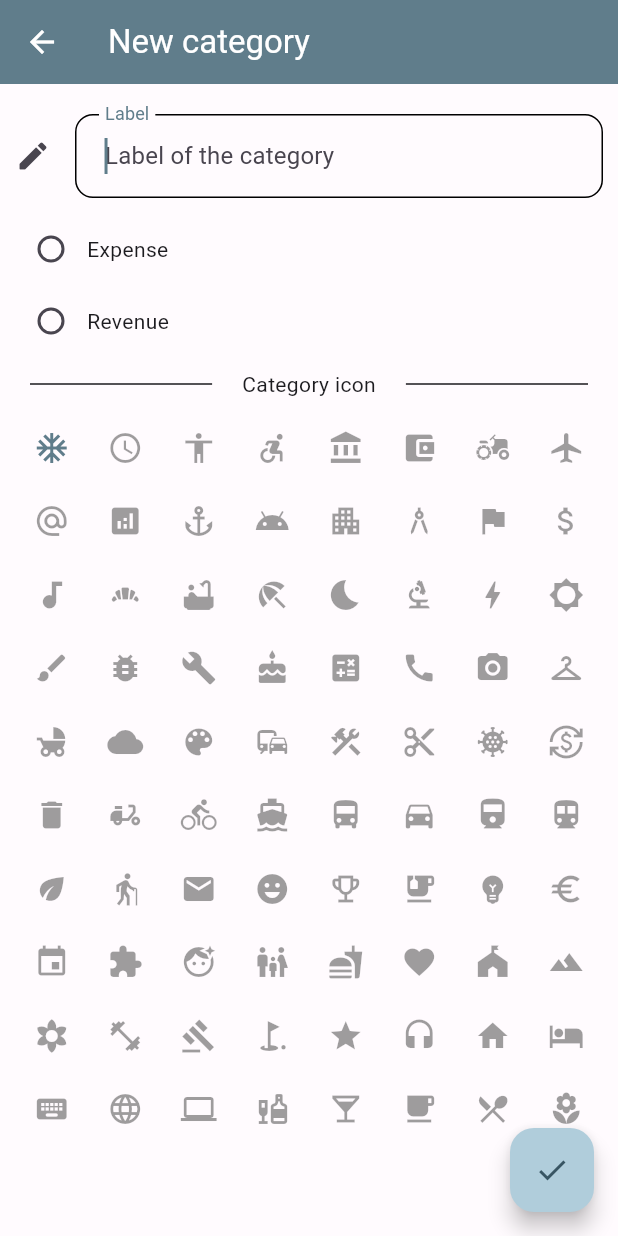
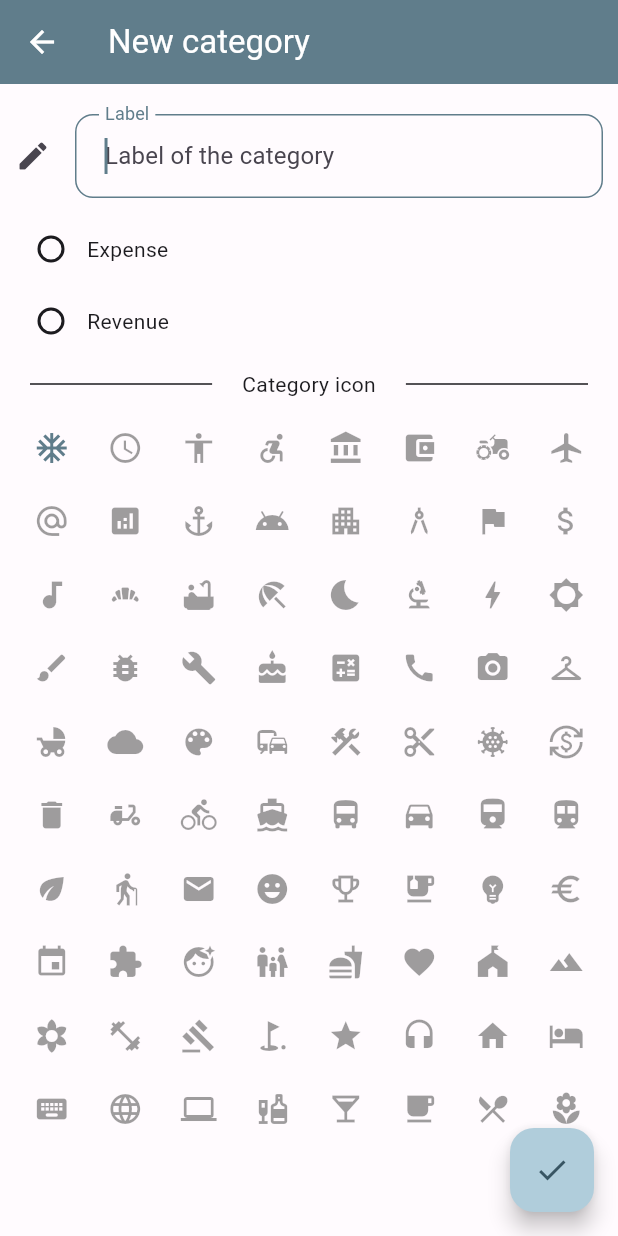
Before and after one commit to fabianoww/noya, a Flutter app: the CategoryForm screen opened directly with sample values from the repository, on a phone screen of 412 x 824 dp. Run offline on Flutter 3.47's test engine with Material 3 defaults, Android fonts, the light colour scheme and no system bars; our stand-ins replace currency_text_input_formatter, flutter_spinkit, share_plus, sqflite; missing offline and left inert: file_selector, sqflite_migration; accounts and stored records are empty; project files that could hold a hidden picture were left out.

Commit message:
Ajustando tema

```diff
--- a/lib/activities/category_form.dart
+++ b/lib/activities/category_form.dart
@@ -101,7 +101,10 @@ class _CategoryFormState extends State<CategoryForm> {
                   HorizontalDivider(AppLocalizations.of(context)!.category_icon_label),
                   Expanded(
                       child: GridView.count(
-                          crossAxisCount: MediaQuery.of(context).size.width ~/ 50, children: this.iconList)),
+                          crossAxisCount: MediaQuery.of(context).size.width ~/ 50,
+                          children: this.iconList
+                      )
+                  ),
                   Container(height: 50)
                 ],
               ),
--- a/lib/components/category_icon.dart
+++ b/lib/components/category_icon.dart
@@ -31,7 +31,7 @@ class _CategoryIconState extends State<CategoryIcon> {
           return IconButton(
               icon: Icon(this._icon),
               color: this._icon == icon
-                  ? Theme.of(context).primaryColor
+                  ? Theme.of(context).colorScheme.tertiary
                   : Theme.of(context).disabledColor,
               onPressed: this._onPressed);
         });
--- a/lib/theme/app_theme.dart
+++ b/lib/theme/app_theme.dart
@@ -52,10 +52,10 @@ class AppTheme {
       onSecondary: Color(0xFF000000),
       secondaryContainer: Color(0xFFffff89),
       onSecondaryContainer: Color(0xFFa5b411),
-      tertiary: Color(0xFFcddc39),
-      onTertiary: Color(0xFF000000),
-      tertiaryContainer: Color(0xFFffff89),
-      onTertiaryContainer: Color(0xFFa5b411),
+      tertiary: Color(0xFF607d8b),
+      onTertiary: Color(0xFFFFFFFF),
+      tertiaryContainer: Color(0xFFb0cddb),
+      onTertiaryContainer: Color(0xFF385563),
       error: Color(0xFFBA1A1A),
       onError: Color(0xFFFFFFFF),
       errorContainer: Color(0xFFFFDAD6),
@@ -196,7 +196,8 @@ class AppTheme {
     textButtonTheme: textButtonTheme(colorScheme),
     outlinedButtonTheme: outlinedButtonTheme(colorScheme),
     iconButtonTheme: iconButtonTheme(colorScheme),
-    inputDecorationTheme: _inputDecorationTheme,
+    inputDecorationTheme: inputDecorationTheme(colorScheme),
+    textSelectionTheme: textSelectionTheme(colorScheme),
     cardTheme: _cardTheme,
     chipTheme: _chipTheme,
     progressIndicatorTheme: _progressIndicatorTheme,
@@ -204,11 +205,12 @@ class AppTheme {
     bottomNavigationBarTheme: _bottomNavigationBarTheme,
     tabBarTheme: _tabBarTheme,
     switchTheme: switchTheme(colorScheme),
-    checkboxTheme: _checkboxTheme,
-    radioTheme: _radioTheme,
+    checkboxTheme: checkboxTheme(colorScheme),
+    radioTheme: radioTheme(colorScheme),
     sliderTheme: _sliderTheme,
     scaffoldBackgroundColor: colorScheme.surface,
     canvasColor: colorScheme.surface,
+    datePickerTheme: datePickerTheme(colorScheme)
   );
 
   // ═══════════════════════════════════════════════════════════════════════════════
@@ -494,9 +496,8 @@ class AppTheme {
     ),
   );
 
-
   /// Input decoration theme
-  static final InputDecorationTheme _inputDecorationTheme = InputDecorationTheme(
+  static InputDecorationTheme inputDecorationTheme(ColorScheme colorScheme) => InputDecorationTheme(
     contentPadding: EdgeInsets.symmetric(
       horizontal: AppConstants.spacingMD,
       vertical: AppConstants.spacingMD,
@@ -506,13 +507,31 @@ class AppTheme {
     ),
     enabledBorder: OutlineInputBorder(
       borderRadius: BorderRadius.circular(AppConstants.radiusMD),
+      borderSide: BorderSide(color: colorScheme.onSurface),
     ),
     focusedBorder: OutlineInputBorder(
       borderRadius: BorderRadius.circular(AppConstants.radiusMD),
+      borderSide: BorderSide(color: colorScheme.tertiary),
     ),
     errorBorder: OutlineInputBorder(
       borderRadius: BorderRadius.circular(AppConstants.radiusMD),
     ),
+    floatingLabelStyle: WidgetStateTextStyle.resolveWith((
+          Set<WidgetState> states,
+        ) {
+          if (states.contains(WidgetState.error)) {
+            return TextStyle(color: colorScheme.error);
+          }
+          if (states.contains(WidgetState.focused)) {
+            return TextStyle(color: colorScheme.tertiary);
+          }
+          return TextStyle(color: colorScheme.onSurface);
+        }),
+  );
+
+  /// Input decoration theme
+  static TextSelectionThemeData textSelectionTheme(ColorScheme colorScheme) => TextSelectionThemeData(
+    cursorColor: colorScheme.tertiary
   );
 
   static AppBarTheme getLightAppBarTheme(ColorScheme colorScheme) => AppBarTheme(
@@ -592,17 +611,52 @@ class AppTheme {
   );
 
   /// Checkbox theme
-  static final CheckboxThemeData _checkboxTheme = CheckboxThemeData(
+  static CheckboxThemeData checkboxTheme(ColorScheme colorScheme) => CheckboxThemeData(
     shape: RoundedRectangleBorder(
       borderRadius: BorderRadius.circular(AppConstants.radiusXS),
     ),
+    fillColor: WidgetStateProperty.resolveWith<Color?>((states) {
+      if (states.contains(WidgetState.selected)) {
+        return colorScheme.tertiary; // Color when checked
+      }
+      return null; // Use default for other states
+    }),
   );
 
   /// Radio theme
-  static final RadioThemeData _radioTheme = RadioThemeData();
+  static RadioThemeData radioTheme(ColorScheme colorScheme) => RadioThemeData(
+    fillColor: WidgetStateProperty.resolveWith<Color?>((states) {
+      if (states.contains(WidgetState.selected)) {
+        return colorScheme.tertiary; // Color when selected
+      }
+      return colorScheme.onSurface; // Color when unselected
+    })
+  );
 
   /// Slider theme
   static final SliderThemeData _sliderTheme = SliderThemeData();
+
+  /// DatePicker theme
+  static DatePickerThemeData datePickerTheme(ColorScheme colorScheme) => DatePickerThemeData(
+    dayBackgroundColor: WidgetStateProperty.resolveWith((states) {
+      return states.contains(WidgetState.selected) ? colorScheme.tertiary : null;
+    }),
+    dayForegroundColor: WidgetStateProperty.resolveWith((states) {
+      return states.contains(WidgetState.selected) ? colorScheme.onTertiary : null;
+    }),
+    todayBackgroundColor: WidgetStateProperty.resolveWith((states) {
+      return states.contains(WidgetState.selected) ? colorScheme.tertiary : null;
+    }),
+    todayForegroundColor: WidgetStateProperty.resolveWith((states) {
+      return states.contains(WidgetState.selected) ? colorScheme.onTertiary : colorScheme.onSurface;
+    }),
+    confirmButtonStyle: TextButton.styleFrom(
+      foregroundColor: colorScheme.tertiary, // Button text color
+    ),
+    cancelButtonStyle: TextButton.styleFrom(
+      foregroundColor: colorScheme.tertiary, // Button text color
+    )
+  );
 }
 
 /// Custom theme colors extension for additional brand colors
```
